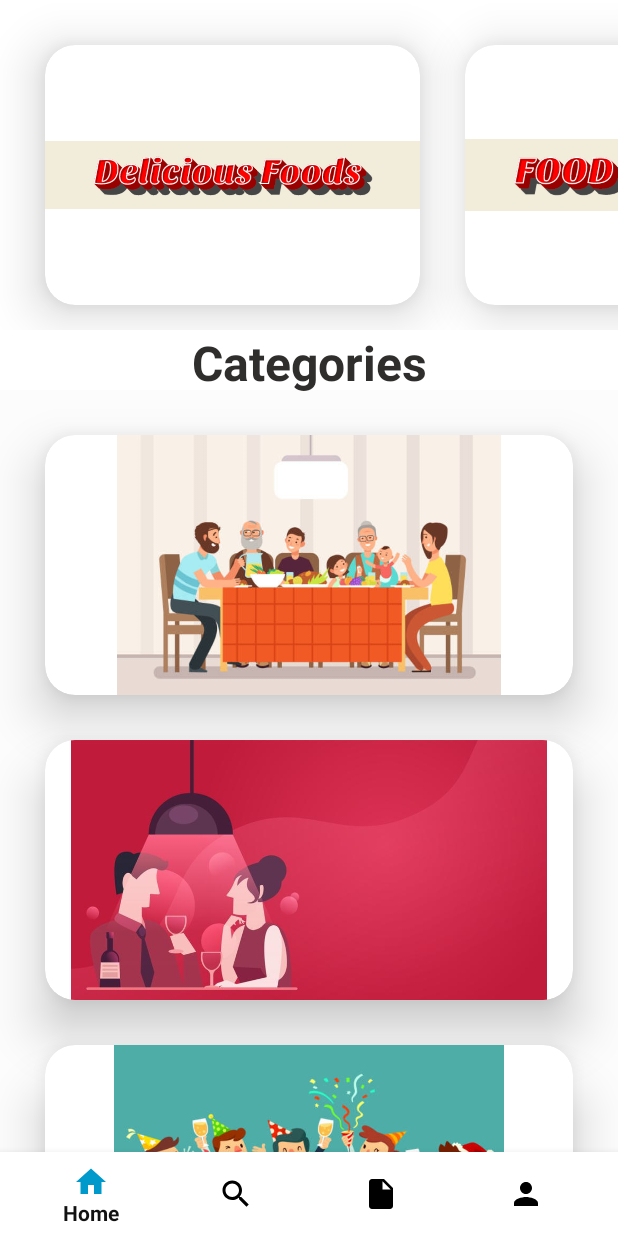
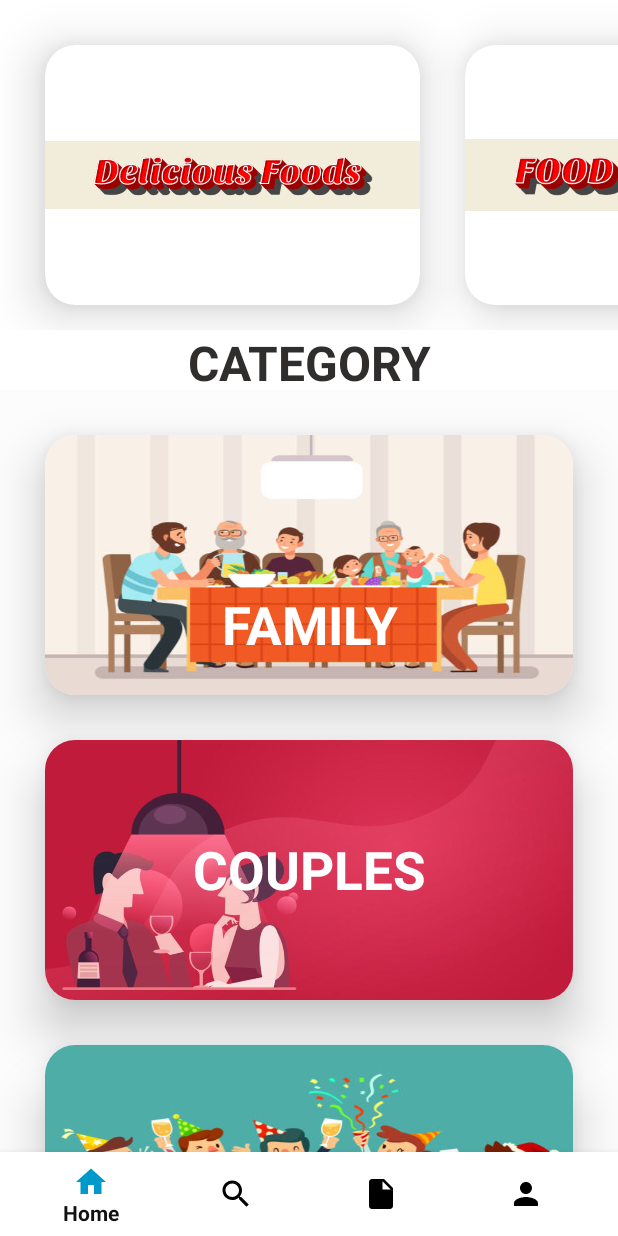
Before and after one commit to bnranjith/Is_It_Vacant, an Android app: the screen it shows after launch (MainActivity), on a phone screen of 412 x 824 dp. Run offline under Robolectric (Android 15) with nearby library versions, the phone set to English and light mode, and no system bars.

Commit message:
chiranthan committed

```diff
--- a/app/src/main/AndroidManifest.xml
+++ b/app/src/main/AndroidManifest.xml
@@ -9,7 +9,10 @@
         android:roundIcon="@mipmap/ic_launcher_round"
         android:supportsRtl="true"
         android:theme="@style/AppTheme">
-        <activity android:name=".profile_fragment"></activity>
+        <activity android:name=".couples"></activity>
+        <activity android:name=".party" />
+        <activity android:name=".family" />
+        <activity android:name=".profile_fragment" />
         <activity android:name=".Resevation_fragment" />
         <activity android:name=".Search_fragment" />
         <activity android:name=".Home_fragment" />
--- a/app/src/main/java/com/example/isitvacant/Home_fragment.java
+++ b/app/src/main/java/com/example/isitvacant/Home_fragment.java
@@ -1,12 +1,15 @@
 package com.example.isitvacant;
 
 import androidx.appcompat.app.AppCompatActivity;
+import androidx.cardview.widget.CardView;
 import androidx.fragment.app.Fragment;
 
+import android.content.Intent;
 import android.os.Bundle;
 import android.view.LayoutInflater;
 import android.view.View;
 import android.view.ViewGroup;
+import android.widget.Toast;
 
 import java.util.List;
 
@@ -22,6 +25,8 @@ public class Home_fragment extends Fragment {
     private String mParam2;
     private String mParam3;
     private String mParam4;
+
+    CardView Family,Couples,Party;
 
     public Home_fragment() {
 
@@ -54,6 +59,31 @@ public class Home_fragment extends Fragment {
     public View onCreateView(LayoutInflater inflater, ViewGroup container,
                              Bundle savedInstanceState) {
         View view = inflater.inflate(R.layout.activity_home_fragment, container, false);
+        Family = view.findViewById(R.id.family);
+        Couples = view.findViewById(R.id.couples);
+        Party = view.findViewById(R.id.party);
+
+        Family.setOnClickListener(new View.OnClickListener() {
+            @Override
+            public void onClick(View v) {
+               startActivity(new Intent(getContext(),family.class));
+                Toast.makeText(getContext(), "Family", Toast.LENGTH_SHORT).show();
+            }
+        });
+        Couples.setOnClickListener(new View.OnClickListener() {
+            @Override
+            public void onClick(View v) {
+                startActivity(new Intent(getContext(),couples.class));
+                Toast.makeText(getContext(), "Couples", Toast.LENGTH_SHORT).show();
+            }
+        });
+        Party.setOnClickListener(new View.OnClickListener() {
+            @Override
+            public void onClick(View v) {
+                startActivity(new Intent(getContext(),party.class));
+                Toast.makeText(getContext(), "Party", Toast.LENGTH_SHORT).show();
+            }
+        });
         return view;
     }
 }
--- a/app/src/main/java/com/example/isitvacant/Resevation_fragment.java
+++ b/app/src/main/java/com/example/isitvacant/Resevation_fragment.java
@@ -1,6 +1,7 @@
 package com.example.isitvacant;
 
 import androidx.appcompat.app.AppCompatActivity;
+import androidx.appcompat.widget.Toolbar;
 import androidx.fragment.app.Fragment;
 import androidx.viewpager.widget.ViewPager;
 
@@ -20,6 +21,7 @@ public class Resevation_fragment extends Fragment {
     private static final String ARG_PARAM4 = "param4";
     private ViewPager mViewPager;
     private TabLayout mTabLayout;
+    private Toolbar mToolbar;
     private TabsAccessorAdapter mytabsAccessorAdapter;
 
 
--- a/app/src/main/res/layout/cardview.xml
+++ b/app/src/main/res/layout/cardview.xml
@@ -21,6 +21,7 @@
 
 
         <androidx.cardview.widget.CardView
+            android:id="@+id/family"
             android:layout_width="match_parent"
             android:layout_marginBottom="30dp"
             android:layout_marginLeft="30dp"
@@ -32,13 +33,28 @@
             android:layout_height="173dp"
             >
             <ImageView
-                android:layout_width="wrap_content"
+                android:layout_width="match_parent"
                 android:layout_height="match_parent"
                 android:src="@drawable/family"
+                android:scaleType="fitXY"
+
+                />
+            <TextView
+                android:layout_width="match_parent"
+                android:layout_height="match_parent"
+                android:layout_marginTop="80dp"
+                android:gravity="center"
+                android:text="FAMILY"
+                android:textColor="#fff"
+                android:textStyle="bold"
+                android:textSize="35dp"
+                android:elevation="100000dp"
+
                 />
 
         </androidx.cardview.widget.CardView>
         <androidx.cardview.widget.CardView
+            android:id="@+id/couples"
             android:layout_width="match_parent"
             android:layout_marginBottom="30dp"
             android:layout_marginLeft="30dp"
@@ -53,10 +69,26 @@
               android:layout_width="wrap_content"
               android:layout_height="match_parent"
               android:src="@drawable/couples"
+              android:scaleType="fitXY"
+
+
               />
+            <TextView
+                android:layout_width="match_parent"
+                android:layout_height="match_parent"
+                android:gravity="center"
+                android:text="COUPLES"
+                android:textColor="#fff"
+                android:textStyle="bold"
+                android:textSize="35dp"
+                android:elevation="100dp"
+
+                />
+
 
         </androidx.cardview.widget.CardView>
         <androidx.cardview.widget.CardView
+            android:id="@+id/party"
             android:layout_width="match_parent"
             android:layout_marginBottom="60dp"
             android:layout_marginLeft="30dp"
@@ -67,12 +99,28 @@
             app:cardBackgroundColor="#fff"
             android:layout_marginRight="30dp"
             android:layout_height="173dp"
+
             >
 
             <ImageView
                 android:layout_width="wrap_content"
                 android:layout_height="match_parent"
                 android:src="@drawable/party"
+                android:scaleType="fitXY"
+
+
+                />
+            <TextView
+                android:layout_width="match_parent"
+                android:layout_height="match_parent"
+                android:gravity="center"
+                android:text="PARTY"
+                android:textColor="#fff"
+                android:textStyle="bold"
+                android:textSize="35dp"
+                android:elevation="100dp"
+
+
                 />
 
 
--- a/app/src/main/res/layout/horizontalscroll.xml
+++ b/app/src/main/res/layout/horizontalscroll.xml
@@ -62,12 +62,12 @@
     <TextView
         android:layout_width="match_parent"
         android:layout_height="wrap_content"
-        android:text="Categories"
+        android:text="Category"
+        android:textAllCaps="true"
         android:layout_gravity="center_vertical"
         android:gravity="center_vertical|center_horizontal"
         android:textSize="32dp"
         android:textStyle="bold"
-
         android:layout_marginTop="220dp"
         android:verticalScrollbarPosition="defaultPosition"
         android:textColor="#302D2D"
--- a/app/src/main/res/values/strings.xml
+++ b/app/src/main/res/values/strings.xml
@@ -3,5 +3,6 @@
 
     <!-- TODO: Remove or change this placeholder text -->
     <string name="hello_blank_fragment">Hello blank fragment</string>
+    <string name="family">Family</string>
 
 </resources>
```
Also changed, not shown: app/src/main/java/com/example/isitvacant/couples.java (added, +14 -0 lines), app/src/main/java/com/example/isitvacant/family.java (added, +14 -0 lines), app/src/main/java/com/example/isitvacant/party.java (added, +14 -0 lines), app/src/main/res/layout/activity_couples.xml (added, +28 -0 lines), app/src/main/res/layout/activity_family.xml (added, +28 -0 lines), app/src/main/res/layout/activity_party.xml (added, +30 -0 lines), app/src/main/res/layout/activity_resevation_fragment.xml (+13 -0 lines).
